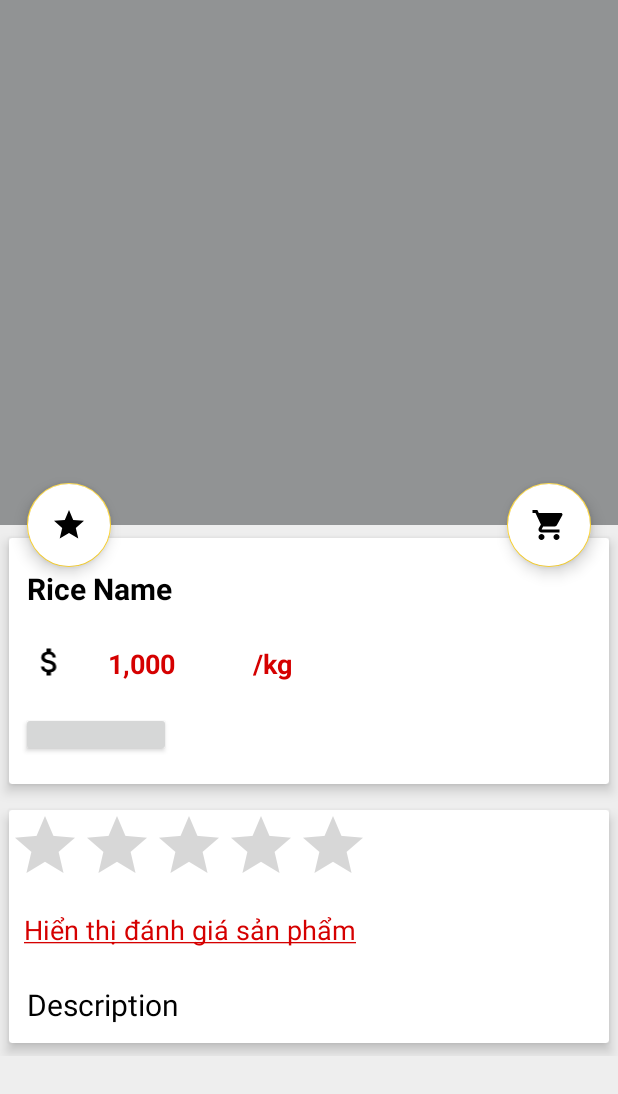
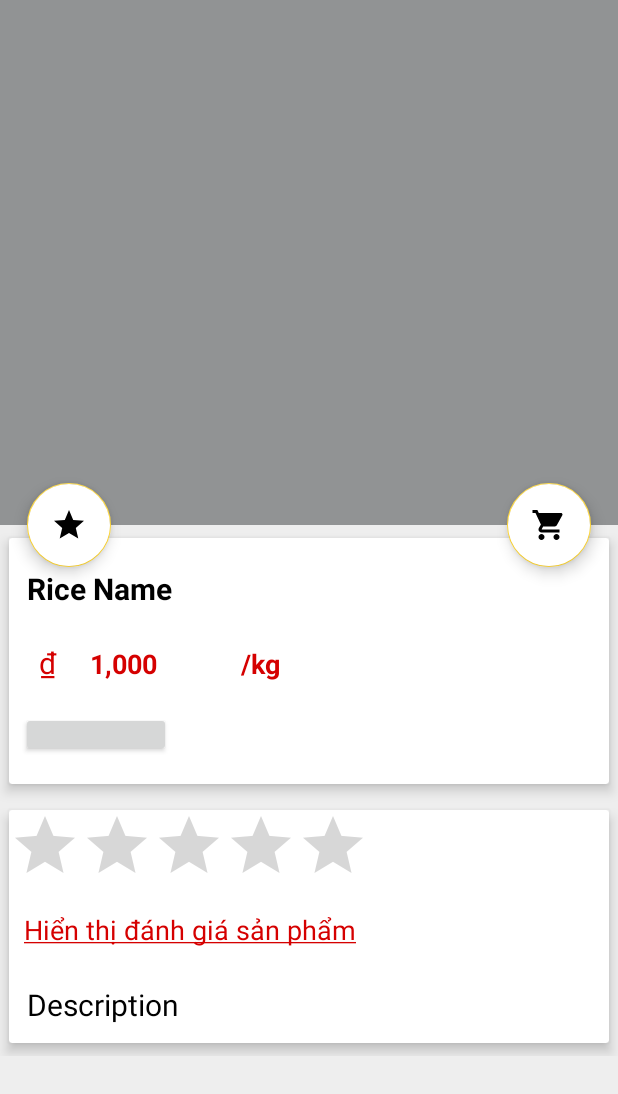
Before and after one commit to kahuustambou/GaoSach, an Android app: the layout activity_rice_detail.xml on its own in the app's theme, with its tools: preview values and no code run, on a phone screen of 412 x 824 dp. Shown: the top 1094 px of the screen. Run offline under Robolectric (Android 15) with nearby library versions, the phone set to English and light mode, and no system bars; plain views replace CounterFab, ElegantNumberButton.

```diff
--- a/app/src/main/java/com/example/gaosach/Cart.java
+++ b/app/src/main/java/com/example/gaosach/Cart.java
@@ -291,8 +291,9 @@ public class Cart extends AppCompatActivity {
 
         for (Order order:cart)
             total+=(Integer.parseInt(order.getPrice()))*(Integer.parseInt(order.getQuantity()));
-        Locale locale= new Locale("en","US");
-        NumberFormat fmt= NumberFormat.getCurrencyInstance();
+        Locale locale= new Locale("vie","VN");
+//        NumberFormat fmt= NumberFormat.getCurrencyInstance();
+        NumberFormat fmt= NumberFormat.getNumberInstance();
 
 
         txtTotalPrice.setText(fmt.format(total));
--- a/app/src/main/java/com/example/gaosach/RiceList.java
+++ b/app/src/main/java/com/example/gaosach/RiceList.java
@@ -282,13 +282,13 @@ public class RiceList extends AppCompatActivity {
                         {
                             locaDB.addToFavourites(adapter.getRef(position).getKey());
                             viewHolder.fav_image.setImageResource(R.drawable.ic_favorite_black_24dp);
-                            Toast.makeText(RiceList.this,""+model.getName()+"Đã được thêm vào yêu thích",Toast.LENGTH_SHORT).show();
+                            Toast.makeText(RiceList.this,"Đã thích",Toast.LENGTH_SHORT).show();
                         }
                         else
                         {
                             locaDB.removeFavourites(adapter.getRef(position).getKey());
                             viewHolder.fav_image.setImageResource(R.drawable.ic_favorite_border_black_24dp);
-                            Toast.makeText(RiceList.this,""+model.getName()+"Đã bị xóa khỏi yêu thích",Toast.LENGTH_SHORT).show();
+                            Toast.makeText(RiceList.this,"Bỏ thích",Toast.LENGTH_SHORT).show();
                         }
 
 
--- a/app/src/main/java/com/example/gaosach/ShowComment.java
+++ b/app/src/main/java/com/example/gaosach/ShowComment.java
@@ -107,7 +107,6 @@ public class ShowComment extends AppCompatActivity {
                             holder.ratingBar.setRating(Float.parseFloat(model.getRateValue()));
                             holder.txtComment.setText(model.getComment());
                             holder.txtUserPhone.setText(model.getUserPhone());
-
                         }
                     };
                     loadComment(riceId);
--- a/app/src/main/java/com/example/gaosach/ViewHolder/CartAdapter.java
+++ b/app/src/main/java/com/example/gaosach/ViewHolder/CartAdapter.java
@@ -102,7 +102,7 @@ public class CartAdapter extends RecyclerView.Adapter<CartViewHolder>{
                 List<Order> orders= new Database(cart).getCarts();
                 for (Order item:orders)
                     total+=(Integer.parseInt(order.getPrice()))*(Integer.parseInt(item.getQuantity()));
-                Locale locale= new Locale("en","US");
+                Locale locale= new Locale("vie","VN");
                 NumberFormat fmt= NumberFormat.getCurrencyInstance();
 
 
@@ -110,7 +110,7 @@ public class CartAdapter extends RecyclerView.Adapter<CartViewHolder>{
 
             }
         });
-        Locale locale= new Locale("en","US");
+        Locale locale= new Locale("vie","VN");
         NumberFormat fmt= NumberFormat.getCurrencyInstance(locale);
         int price = (Integer.parseInt(listData.get(position).getPrice()))*(Integer.parseInt(listData.get(position).getQuantity()));
         holder.txt_cart_price.setText(fmt.format(price));
--- a/app/src/main/res/layout/activity_cart.xml
+++ b/app/src/main/res/layout/activity_cart.xml
@@ -36,13 +36,13 @@
                 <TextView
                     android:layout_width="wrap_content"
                     android:layout_height="wrap_content"
-                    android:text="Tổng cộng: "
+                    android:text="Tổng cộng:₫ "
                     android:textColor="@color/white"
                     android:textSize="20sp" />
 
                 <TextView
                     android:id="@+id/txtTotalPrice"
-                    android:text="$10,000 "
+                    android:text="₫ 10,000 "
                     android:textSize="20sp"
                     android:textColor="@color/white"
                     android:layout_width="wrap_content"
--- a/app/src/main/res/layout/activity_rice_detail.xml
+++ b/app/src/main/res/layout/activity_rice_detail.xml
@@ -109,12 +109,15 @@
                         android:id="@+id/layout_price"
                         android:layout_width="match_parent"
                         android:layout_height="wrap_content">
-                        <ImageView
-                            android:src="@drawable/ic_attach_money_black_24dp"
-                            android:layout_weight="5"
+                        <TextView
+                            android:text="₫"
+                            android:layout_weight="2"
+                            android:textSize="20dp"
+                            android:textColor="@color/red"
+                            android:layout_marginLeft="20dp"
                             android:layout_width="0dp"
                             android:layout_height="wrap_content"
-                            android:layout_marginTop="11dp"/>
+                            />
                         <TextView
                             android:id="@+id/rice_price"
                             android:padding="12dp"
--- a/app/src/main/res/layout/activity_sign_up.xml
+++ b/app/src/main/res/layout/activity_sign_up.xml
@@ -70,10 +70,10 @@
     </com.google.android.material.textfield.TextInputLayout>
 
     <com.google.android.material.textfield.TextInputLayout
+        android:layout_below="@+id/text_input_password"
         android:id="@+id/sourceCode"
         android:layout_width="match_parent"
         android:layout_height="wrap_content"
-       android:layout_marginTop="385dp"
         android:layout_centerHorizontal="true"
         android:layout_marginLeft="10dp"
         android:layout_marginRight="10dp">
```
